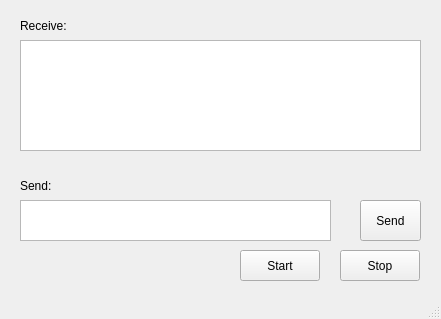
The window that QtSocketGo/mainwindow.ui (BlackCarDriver/QtSockerGo) describes before a commit, drawn with Qt 5.
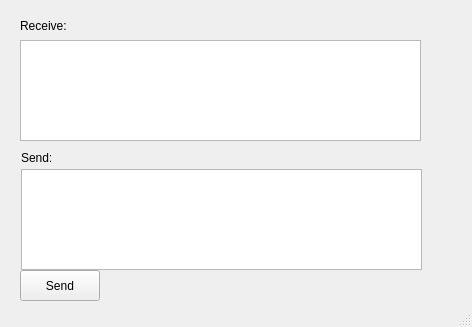
The same window after the commit.

The edit to the form file:
```diff
--- a/QtSocketGo/mainwindow.ui
+++ b/QtSocketGo/mainwindow.ui
@@ -6,67 +6,41 @@
    <rect>
     <x>0</x>
     <y>0</y>
-    <width>441</width>
-    <height>319</height>
+    <width>472</width>
+    <height>327</height>
    </rect>
   </property>
   <property name="windowTitle">
    <string>MainWindow</string>
   </property>
   <widget class="QWidget" name="centralwidget">
-   <widget class="QPushButton" name="startBtn">
-    <property name="geometry">
-     <rect>
-      <x>240</x>
-      <y>250</y>
-      <width>80</width>
-      <height>31</height>
-     </rect>
-    </property>
-    <property name="text">
-     <string>Start</string>
-    </property>
-   </widget>
-   <widget class="QPushButton" name="stopBtn">
-    <property name="geometry">
-     <rect>
-      <x>340</x>
-      <y>250</y>
-      <width>80</width>
-      <height>31</height>
-     </rect>
-    </property>
-    <property name="text">
-     <string>Stop</string>
-    </property>
-   </widget>
    <widget class="QTextEdit" name="textEdit">
     <property name="geometry">
      <rect>
       <x>20</x>
       <y>40</y>
       <width>401</width>
-      <height>111</height>
+      <height>101</height>
      </rect>
     </property>
    </widget>
    <widget class="QTextEdit" name="sendInput">
     <property name="geometry">
      <rect>
-      <x>20</x>
-      <y>200</y>
-      <width>311</width>
-      <height>41</height>
+      <x>21</x>
+      <y>169</y>
+      <width>401</width>
+      <height>101</height>
      </rect>
     </property>
    </widget>
    <widget class="QPushButton" name="sendBtn">
     <property name="geometry">
      <rect>
-      <x>360</x>
-      <y>200</y>
-      <width>61</width>
-      <height>41</height>
+      <x>20</x>
+      <y>270</y>
+      <width>80</width>
+      <height>31</height>
      </rect>
     </property>
     <property name="text">
@@ -89,10 +63,10 @@
    <widget class="QLabel" name="label_2">
     <property name="geometry">
      <rect>
-      <x>20</x>
-      <y>180</y>
-      <width>54</width>
-      <height>12</height>
+      <x>21</x>
+      <y>150</y>
+      <width>30</width>
+      <height>16</height>
      </rect>
     </property>
     <property name="text">
```
Left out of the diff: 2 changed lines with no effect on the pictures.
